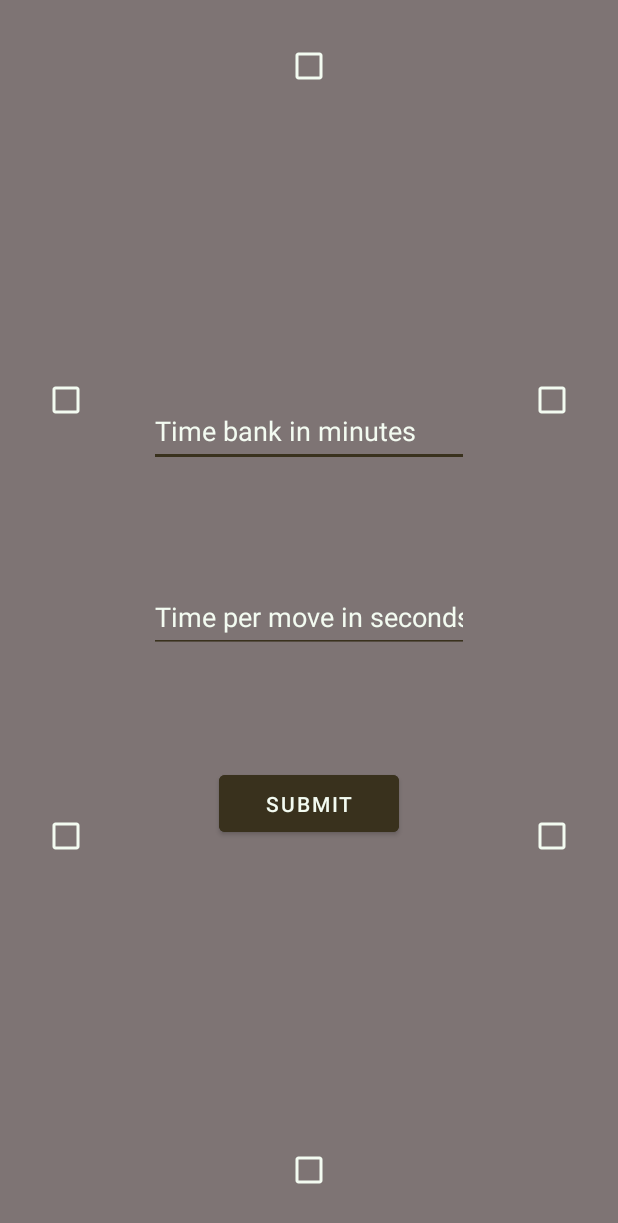
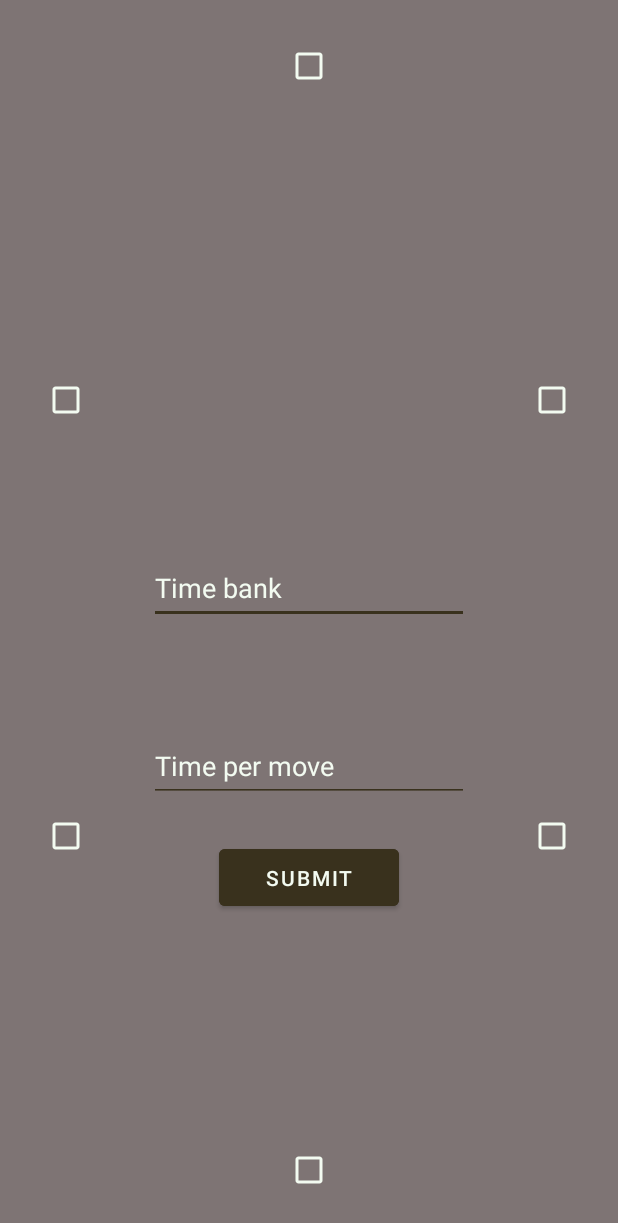
Before and after one commit to Deemerus/BoardGameClock, an Android app: the screen it shows after launch (SettingsActivity), on a phone screen of 412 x 824 dp. Shown: the top 1223 px of the screen. Run offline under Robolectric (Android 15) with nearby library versions, the phone set to English and light mode, and no system bars.

Commit message:
improve Settings UI to be more readable

```diff
--- a/app/src/main/res/layout/activity_settings.xml
+++ b/app/src/main/res/layout/activity_settings.xml
@@ -17,14 +17,64 @@
         android:layout_marginBottom="20dp"
         app:layout_constraintBottom_toTopOf="@id/checkBox4"
         app:layout_constraintEnd_toStartOf="@id/checkBox2"
+        app:layout_constraintHorizontal_bias="0.0"
         app:layout_constraintStart_toEndOf="@id/checkBox5"
         app:layout_constraintTop_toBottomOf="@id/checkBox1">
+
+        <TextView
+            android:id="@+id/textView"
+            android:layout_width="wrap_content"
+            android:layout_height="wrap_content"
+            android:layout_marginTop="100dp"
+            android:textColor="@color/button_text"
+            android:textSize="28sp"
+            android:textStyle="bold"
+            app:layout_constraintBottom_toTopOf="@+id/textView2"
+            app:layout_constraintEnd_toEndOf="parent"
+            app:layout_constraintStart_toStartOf="parent"
+            app:layout_constraintTop_toTopOf="parent"
+            tools:text="@string/gameSetup" />
+
+        <Button
+            android:id="@+id/submit"
+            android:layout_width="120dp"
+            android:layout_height="50dp"
+            android:layout_marginBottom="100dp"
+            android:backgroundTint="@color/center_button"
+            android:onClick="onSubmit"
+            android:text="@string/submit"
+            android:textColor="@color/button_text"
+            app:layout_constraintBottom_toBottomOf="parent"
+            app:layout_constraintEnd_toEndOf="parent"
+            app:layout_constraintStart_toStartOf="parent"
+            app:layout_constraintTop_toBottomOf="@+id/timePerMove" />
+
+        <TextView
+            android:id="@+id/textView2"
+            android:layout_width="wrap_content"
+            android:layout_height="wrap_content"
+            android:textColor="@color/button_text"
+            app:layout_constraintBottom_toTopOf="@+id/textView3"
+            app:layout_constraintEnd_toEndOf="parent"
+            app:layout_constraintStart_toStartOf="parent"
+            app:layout_constraintTop_toBottomOf="@+id/textView"
+            tools:text="@string/tickPlayers" />
+
+        <TextView
+            android:id="@+id/textView3"
+            android:layout_width="wrap_content"
+            android:layout_height="wrap_content"
+            android:textColor="@color/button_text"
+            app:layout_constraintBottom_toTopOf="@+id/timeBank"
+            app:layout_constraintEnd_toEndOf="parent"
+            app:layout_constraintStart_toStartOf="parent"
+            app:layout_constraintTop_toBottomOf="@+id/textView2"
+            tools:text="@string/timeBankDescription" />
 
         <EditText
             android:id="@+id/timeBank"
             android:layout_width="wrap_content"
             android:layout_height="wrap_content"
-            android:layout_marginTop="100dp"
             android:backgroundTint="@color/center_button"
             android:ems="10"
             android:hint="@string/timeBankSelectionHint"
@@ -34,11 +84,22 @@
             android:textColor="@color/button_text"
             android:textColorHighlight="@color/center_button"
             android:textColorHint="@color/button_text"
+            app:layout_constraintBottom_toTopOf="@+id/textView4"
+            app:layout_constraintEnd_toEndOf="parent"
+            app:layout_constraintStart_toStartOf="parent"
+            app:layout_constraintTop_toBottomOf="@id/textView3"
+            tools:ignore="TextContrastCheck" />
+
+        <TextView
+            android:id="@+id/textView4"
+            android:layout_width="wrap_content"
+            android:layout_height="wrap_content"
+            android:textColor="@color/button_text"
             app:layout_constraintBottom_toTopOf="@+id/timePerMove"
             app:layout_constraintEnd_toEndOf="parent"
             app:layout_constraintStart_toStartOf="parent"
-            app:layout_constraintTop_toTopOf="parent"
-            tools:ignore="TextContrastCheck" />
+            app:layout_constraintTop_toBottomOf="@+id/timeBank"
+            tools:text="@string/timePerMoveDescription" />
 
         <EditText
             android:id="@+id/timePerMove"
@@ -56,22 +117,9 @@
             app:layout_constraintBottom_toTopOf="@+id/submit"
             app:layout_constraintEnd_toEndOf="parent"
             app:layout_constraintStart_toStartOf="parent"
-            app:layout_constraintTop_toBottomOf="@+id/timeBank"
+            app:layout_constraintTop_toBottomOf="@+id/textView4"
             tools:ignore="TextContrastCheck" />
 
-        <Button
-            android:id="@+id/submit"
-            android:layout_width="120dp"
-            android:layout_height="50dp"
-            android:layout_marginBottom="100dp"
-            android:backgroundTint="@color/center_button"
-            android:onClick="onSubmit"
-            android:text="@string/submit"
-            android:textColor="@color/button_text"
-            app:layout_constraintBottom_toBottomOf="parent"
-            app:layout_constraintEnd_toEndOf="parent"
-            app:layout_constraintStart_toStartOf="parent"
-            app:layout_constraintTop_toBottomOf="@+id/timePerMove" />
     </androidx.constraintlayout.widget.ConstraintLayout>
 
     <CheckBox
--- a/app/src/main/res/values/strings.xml
+++ b/app/src/main/res/values/strings.xml
@@ -6,12 +6,18 @@
     <string name="pause">Pause</string>
     <string name="pass">Pass</string>
     <string name="submit">Submit</string>
-    <string name="timeBankSelectionHint">Time bank in minutes</string>
-    <string name="timePerMoveSelectionHint">Time per move in seconds</string>
+    <string name="timeBankSelectionHint">Time bank</string>
+    <string name="timePerMoveSelectionHint">Time per move</string>
     <string name="notEnoughPlayersError">Choose at least 2 players</string>
     <string name="restart">Restart</string>
     <string name="restartConfirmation">Restarting will result in loss of all tracked time.</string>
     <string name="restartConfirmationYes">OK</string>
     <string name="restartConfirmationNo">Nope</string>
+    <string name="addPlayer">Add player</string>
+    <string name="removePlayer">Remove player</string>
+    <string name="gameSetup">Set-Up your game</string>
+    <string name="tickPlayers">Tick places corresponding to players</string>
+    <string name="timeBankDescription">Set time bank (in minutes)</string>
+    <string name="timePerMoveDescription">Set time per move (in seconds)</string>
 
 </resources>
```
